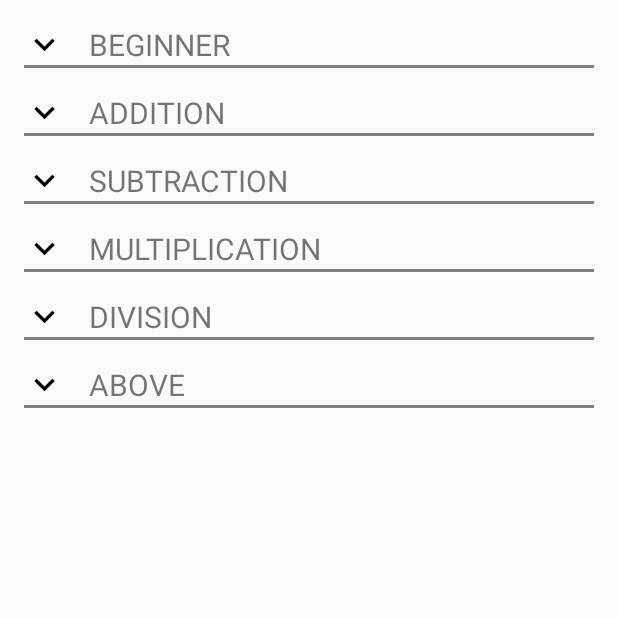
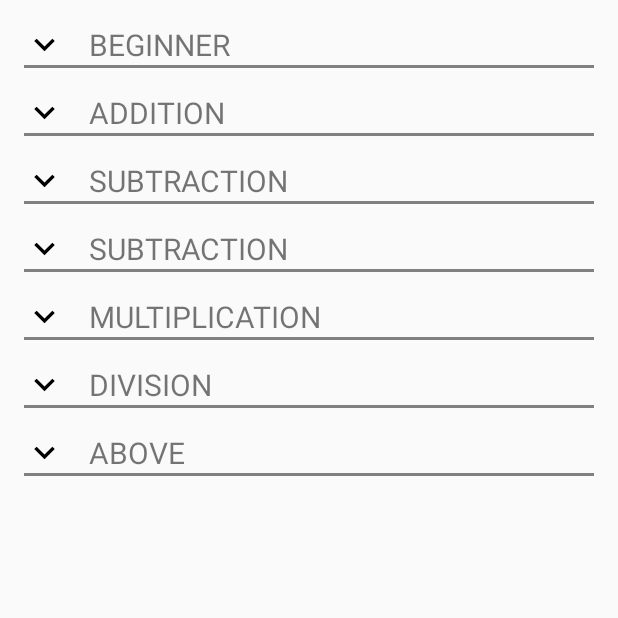
Before and after one commit to NyansapoAI/BetaAndroid, an Android app: the NumeracyLearningLevelFragment screen opened through its navigation route, on a phone screen of 412 x 824 dp, the top half of it. Run offline under Robolectric (Android 15) with nearby library versions, the phone set to English and light mode, and no system bars; our stand-ins replace Dagger/Hilt's generated code, Firebase (no records; nobody signed in at launch, a user with empty details on screens opened directly); libraries missing offline, so code that uses them is left out: androidx.hilt, androidx.hilt.lifecycle, com.nightonke.blurlockview, es.dmoral.toasty; pictures from the network do not load; 1 statement that could not run was skipped.

Commit message:
fixed learning level list bug

```diff
--- a/app/src/main/java/com/example/edward/nyansapo/numeracy/numeracy_learning_level/Data.kt
+++ b/app/src/main/java/com/example/edward/nyansapo/numeracy/numeracy_learning_level/Data.kt
@@ -3,16 +3,18 @@ package com.example.edward.nyansapo.numeracy.numeracy_learning_level
 import com.example.edward.nyansapo.numeracy.Numeracy_Learning_Levels
 
 object Data {
+    val list = mutableListOf(LevelSections(Numeracy_Learning_Levels.BEGINNER.name),
+            LevelSections(Numeracy_Learning_Levels.ADDITION.name),
+            LevelSections(Numeracy_Learning_Levels.SUBTRACTION.name),
+            LevelSections(Numeracy_Learning_Levels.SUBTRACTION.name),
+            LevelSections(Numeracy_Learning_Levels.MULTIPLICATION.name),
+            LevelSections(Numeracy_Learning_Levels.DIVISION.name),
+            LevelSections(Numeracy_Learning_Levels.ABOVE.name))
 
-    val list = mutableListOf<LevelSections>()
-    fun setList() {
-        list.add(LevelSections(Numeracy_Learning_Levels.BEGINNER.name))
-        list.add(LevelSections(Numeracy_Learning_Levels.ADDITION.name))
-        list.add(LevelSections(Numeracy_Learning_Levels.SUBTRACTION.name))
-        list.add(LevelSections(Numeracy_Learning_Levels.MULTIPLICATION.name))
-        list.add(LevelSections(Numeracy_Learning_Levels.DIVISION.name))
-        list.add(LevelSections(Numeracy_Learning_Levels.ABOVE.name))
+    @JvmName("getList1")
+    fun getList(): MutableList<LevelSections> {
 
+        return list
     }
 
 }
--- a/app/src/main/java/com/example/edward/nyansapo/numeracy/numeracy_learning_level/LevelSectionsAdapter.kt
+++ b/app/src/main/java/com/example/edward/nyansapo/numeracy/numeracy_learning_level/LevelSectionsAdapter.kt
@@ -15,18 +15,18 @@ import com.edward.nyansapo.databinding.ItemNumeracyLearningLeveBinding
 import com.example.edward.nyansapo.Student
 import com.google.firebase.firestore.DocumentSnapshot
 
-class LevelSectionsAdapter(private val context: Context, val onStudentClicked: (DocumentSnapshot) -> Unit) : ListAdapter<LevelSections, LevelSectionsAdapter.ViewHolder>(DIFF_UTIL) {
+class LevelSectionsAdapter(private val contextMain: Context, val onStudentClicked: (DocumentSnapshot) -> Unit) : ListAdapter<LevelSections, LevelSectionsAdapter.ViewHolder>(DIFF_UTIL) {
 
     private val TAG = "LevelSectionsAdapter"
 
     companion object {
         val DIFF_UTIL = object : DiffUtil.ItemCallback<LevelSections>() {
             override fun areItemsTheSame(oldItem: LevelSections, newItem: LevelSections): Boolean {
-                return oldItem.header==newItem.header
+                return oldItem.header == newItem.header
             }
 
             override fun areContentsTheSame(oldItem: LevelSections, newItem: LevelSections): Boolean {
-            return oldItem.equals(newItem)
+                return oldItem.equals(newItem)
             }
 
         }
@@ -52,7 +52,7 @@ class LevelSectionsAdapter(private val context: Context, val onStudentClicked: (
             binding.rvBeginner.apply {
                 setHasFixedSize(false)
                 addItemDecoration(NumeracyItemDecoration())
-                layoutManager = LinearLayoutManager(context)
+                layoutManager = LinearLayoutManager(contextMain)
                 adapter = beginnerAdapter
             }
 
--- /dev/null
+++ b/app/src/main/java/com/example/edward/nyansapo/numeracy/numeracy_learning_level/LevelSectionsAdapter2.kt
@@ -0,0 +1,90 @@
+package com.example.edward.nyansapo.numeracy.numeracy_learning_level
+
+import android.content.Context
+import android.util.Log
+import android.view.LayoutInflater
+import android.view.ViewGroup
+import androidx.core.view.isVisible
+import androidx.recyclerview.widget.LinearLayoutManager
+import androidx.recyclerview.widget.RecyclerView
+import com.edward.nyansapo.R
+import com.edward.nyansapo.databinding.ItemLevelSectionsBinding
+import com.google.firebase.firestore.DocumentSnapshot
+
+class LevelSectionsAdapter2(private val contextMain:Context, val onStudentClicked: (DocumentSnapshot) -> Unit) : RecyclerView.Adapter<LevelSectionsAdapter2.ViewHolder>() {
+
+    private val TAG = "LevelSectionsAdapter2"
+    private var list:MutableList<LevelSections> = mutableListOf()
+    fun submitList(list: MutableList<LevelSections>){
+        this.list=list
+        notifyDataSetChanged()
+    }
+
+    inner class ViewHolder(val binding: ItemLevelSectionsBinding) : RecyclerView.ViewHolder(binding.root) {
+        lateinit var beginnerAdapter: NumeracyLearningLevelAdapter
+
+        init {
+            initRecyclerViewAdapters()
+        }
+
+        fun bind(model: LevelSections) {
+            Log.d(TAG, "bind: model:$model")
+            Log.d(TAG, "bind:size:${model.students.size} ")
+            binding.tvBeginner.text = model.header
+            beginnerAdapter.submitList(model.students)
+            setOnClickListener()
+        }
+
+        private fun initRecyclerViewAdapters() {
+            beginnerAdapter = NumeracyLearningLevelAdapter {
+             onStudentClicked(it)
+            }
+            binding.rvBeginner.apply {
+                setHasFixedSize(false)
+                addItemDecoration(NumeracyItemDecoration())
+                layoutManager = LinearLayoutManager(contextMain)
+                adapter = beginnerAdapter
+            }
+
+
+        }
+
+        private fun setOnClickListener() {
+            binding.ivBeginner.setOnClickListener {
+                dropDownClicked()
+            }
+        }
+
+        private fun dropDownClicked() {
+            binding.apply {
+                if (rvBeginner.isVisible) {
+                    Log.d(TAG, "dropDownClicked: isVisible:${rvBeginner.isVisible}")
+                    ivBeginner.setImageResource(R.drawable.ic_arrow_up)
+                    rvBeginner.isVisible = false
+                } else {
+                    Log.d(TAG, "dropDownClicked: isVisible:${rvBeginner.isVisible}")
+                    ivBeginner.setImageResource(R.drawable.ic_arrow_down)
+                    rvBeginner.isVisible = true
+
+                }
+            }
+
+        }
+    }
+
+    override fun onCreateViewHolder(parent: ViewGroup, viewType: Int): ViewHolder {
+        val view = LayoutInflater.from(parent.context).inflate(R.layout.item_level_sections, parent, false)
+        val binding = ItemLevelSectionsBinding.bind(view)
+        return ViewHolder(binding)
+    }
+
+    override fun onBindViewHolder(holder: ViewHolder, position: Int) {
+        val section = list.get(position)
+        holder.bind(section)
+    }
+
+    override fun getItemCount(): Int {
+       return list.size
+    }
+
+}
--- a/app/src/main/java/com/example/edward/nyansapo/numeracy/numeracy_learning_level/NumeracyLearningLevelFragment.kt
+++ b/app/src/main/java/com/example/edward/nyansapo/numeracy/numeracy_learning_level/NumeracyLearningLevelFragment.kt
@@ -42,9 +42,10 @@ class NumeracyLearningLevelFragment : Fragment(R.layout.fragment_numeracy_learni
     }
 
 
-    lateinit var levelSectionsAdapter: LevelSectionsAdapter
+    lateinit var levelSectionsAdapter: LevelSectionsAdapter2
     private fun initRecyclerViewAdapters() {
-        levelSectionsAdapter = LevelSectionsAdapter(requireContext()) { onStudentClicked(it) }
+        //  levelSectionsAdapter = LevelSectionsAdapter(requireContext()) { onStudentClicked(it) }
+        levelSectionsAdapter = LevelSectionsAdapter2(requireContext()){ onStudentClicked(it) }
         binding.recyclerview.apply {
             setHasFixedSize(false)
             //  addItemDecoration(NumeracyItemDecoration())
@@ -52,8 +53,7 @@ class NumeracyLearningLevelFragment : Fragment(R.layout.fragment_numeracy_learni
             adapter = levelSectionsAdapter
 
         }
-        Data.setList()
-          levelSectionsAdapter.submitList(Data.list)
+        levelSectionsAdapter.submitList(Data.getList())
 
     }
 
@@ -118,56 +118,46 @@ class NumeracyLearningLevelFragment : Fragment(R.layout.fragment_numeracy_learni
 
     private fun setBeginnerData(it: List<DocumentSnapshot>) {
         Log.d(TAG, "setBeginnerData: size:${it.size}")
-        if (it.size > 0) {
-            val newList = Data.list
+        val newList = Data.getList()
         newList[0].students = it.toMutableList()
         levelSectionsAdapter.submitList(newList)
-        }
     }
 
     private fun setAdditionData(it: List<DocumentSnapshot>) {
         Log.d(TAG, "setAdditionData: size:${it.size}")
-        if (it.size > 0) {
-            val newList = Data.list
+        val newList = Data.getList()
         newList[1].students = it.toMutableList()
         levelSectionsAdapter.submitList(newList)
-        }
     }
 
     private fun setSubtractionData(it: List<DocumentSnapshot>) {
         Log.d(TAG, "setSubtractionData: size:${it.size}")
-        if (it.size > 0) {
-            val newList = Data.list
+        val newList = Data.getList()
         newList[2].students = it.toMutableList()
         levelSectionsAdapter.submitList(newList)
-        }
     }
 
     private fun setMultiplicationData(it: List<DocumentSnapshot>) {
         Log.d(TAG, "setMultiplicationData: size:${it.size}")
-        if (it.size > 0) {
-            val newList = Data.list
+        val newList = Data.getList()
         newList[3].students = it.toMutableList()
         levelSectionsAdapter.submitList(newList)
-        }
     }
 
     private fun setDivisionData(it: List<DocumentSnapshot>) {
         Log.d(TAG, "setDivisionData: size:${it.size}")
-        if (it.size > 0) {
-            val newList = Data.list
+        val newList = Data.getList()
         newList[4].students = it.toMutableList()
         levelSectionsAdapter.submitList(newList)
-        }
     }
 
     private fun setAboveData(it: List<DocumentSnapshot>) {
         Log.d(TAG, "setAboveData: size:${it.size}")
-        if (it.size > 0) {
-            val newList = Data.list
+
+        val newList = Data.getList()
         newList[5].students = it.toMutableList()
         levelSectionsAdapter.submitList(newList)
-        }
+
     }
 
 
--- /dev/null
+++ b/app/src/main/res/layout/fragment_numeracy_assessment_results.xml
@@ -0,0 +1,6 @@
+<?xml version="1.0" encoding="utf-8"?>
+<androidx.constraintlayout.widget.ConstraintLayout
+    xmlns:android="http://schemas.android.com/apk/res/android" android:layout_width="match_parent"
+    android:layout_height="match_parent">
+
+</androidx.constraintlayout.widget.ConstraintLayout>
--- a/app/src/main/res/navigation/nav_graph_main.xml
+++ b/app/src/main/res/navigation/nav_graph_main.xml
@@ -107,4 +107,8 @@
         android:id="@+id/addStudentFragment"
         android:name="com.example.edward.nyansapo.presentation.ui.add_student.AddStudentFragment"
         android:label="AddStudentFragment" />
+    <fragment
+        android:id="@+id/beginnerLevelAssessmentResultFragment"
+        android:name="com.example.edward.nyansapo.numeracy.numeracy_assessment_result.BeginnerLevelAssessmentResultFragment"
+        android:label="BeginnerLevelAssessmentResultFragment" />
 </navigation>
```
Also changed, not shown: app/src/main/java/com/example/edward/nyansapo/numeracy/numeracy_assessment_result/BeginnerLevelAssessmentResultFragment.kt (added, +15 -0 lines), app/src/main/res/drawable/bg_number_recog.xml (added, +8 -0 lines), app/src/main/res/layout/fragment_beginner_level_assessment_result.xml (added, +249 -0 lines). Lines whose indentation alone changed are shown as unchanged.
